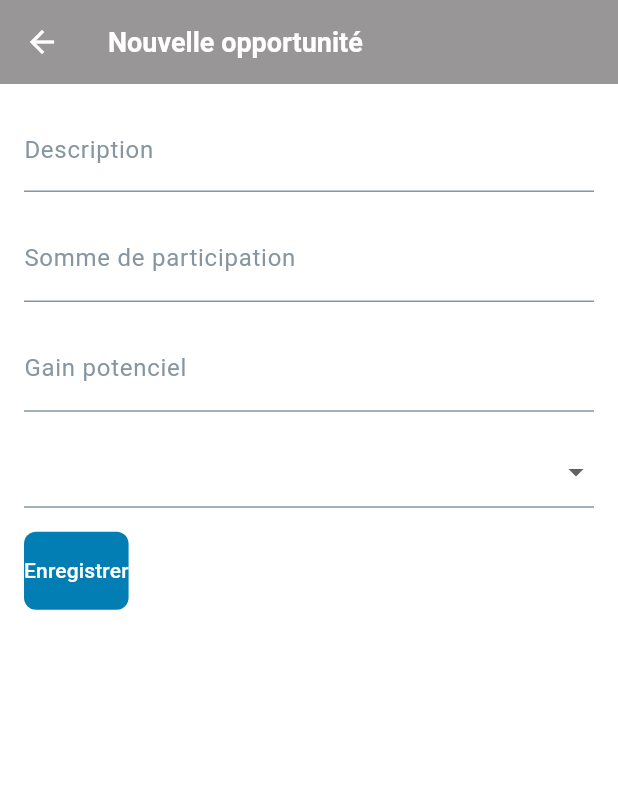
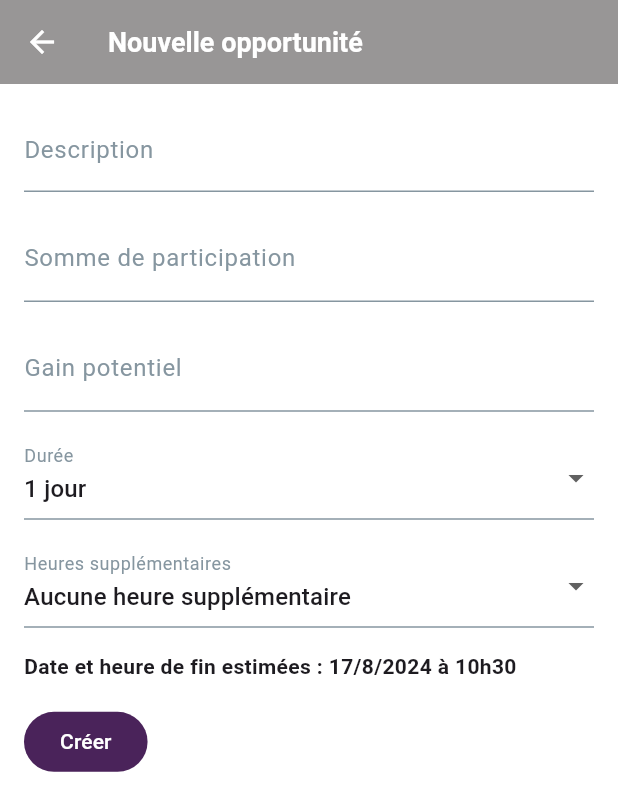
Before and after one commit to GytXDev/Centi-Cresendo, a Flutter app: the AddNewBet screen opened directly, on a phone screen of 412 x 824 dp. Shown: the top 811 px of the screen. Run offline on Flutter 3.47's test engine with Material 3 defaults, Android fonts, the phone set to English and light mode, and no system bars; our stand-ins replace cloud_firestore, firebase_auth, firebase_core, firebase_messaging, flutter_local_notifications, flutter_native_splash and 8 more; accounts and stored records are empty; project files that could hold a hidden picture were left out.

Commit message:
Versiion 4.1.2 of application

```diff
--- a/lib/auth/repository/auth_repository.dart
+++ b/lib/auth/repository/auth_repository.dart
@@ -277,7 +277,7 @@ class AuthRepository {
   }
 
   //Recharger le compte admin
-  Future<void> updateAdminBalance({
+  Future<void> updateBalance({
     required UserModel user,
     required double amountToAdd,
   }) async {
--- a/lib/features/bet/pages/add_new_bet.dart
+++ b/lib/features/bet/pages/add_new_bet.dart
@@ -27,6 +27,7 @@ class _AddNewBetState extends State<AddNewBet> {
   final TextEditingController _participationSumController =
       TextEditingController();
   Duration _selectedDuration = const Duration(days: 1);
+  Duration _selectedAdditionalHours = Duration.zero;
   late final UserModel user;
   final _betRepository = BetRepository(
     firestore: FirebaseFirestore.instance,
@@ -98,8 +99,21 @@ class _AddNewBetState extends State<AddNewBet> {
     }
   }
 
+  DateTime _calculateEndDate() {
+    final now = DateTime.now();
+    // Ajoutez la durée sélectionnée à la date et l'heure actuelles
+    final endDate = now.add(_selectedDuration);
+    // Ajoutez les heures supplémentaires à la date de fin
+    final endDateWithHours = endDate.add(_selectedAdditionalHours);
+    return endDateWithHours;
+  }
+
   @override
   Widget build(BuildContext context) {
+    final endDate = _calculateEndDate();
+    final endDateFormatted =
+        '${endDate.day}/${endDate.month}/${endDate.year} à ${endDate.hour}h${endDate.minute.toString().padLeft(2, '0')}';
+
     return Scaffold(
       appBar: AppBar(
         title: const Text('Nouvelle opportunité'),
@@ -134,7 +148,7 @@ class _AddNewBetState extends State<AddNewBet> {
             TextFormField(
               controller: _potentialGainController,
               decoration: InputDecoration(
-                labelText: 'Gain potenciel',
+                labelText: 'Gain potentiel',
                 prefixText: currencySymbol == '\$' ? '' : ' ',
                 suffix: SizedBox(
                   width: 48.0,
@@ -147,6 +161,7 @@ class _AddNewBetState extends State<AddNewBet> {
             ),
             const SizedBox(height: 16),
             DropdownButtonFormField<Duration>(
+              value: _selectedDuration,
               onChanged: (value) {
                 setState(() {
                   _selectedDuration = value!;
@@ -155,33 +170,68 @@ class _AddNewBetState extends State<AddNewBet> {
               items: const [
                 DropdownMenuItem(
                   value: Duration(days: 1),
-                  child: Text('1 day'),
+                  child: Text('1 jour'),
                 ),
                 DropdownMenuItem(
                   value: Duration(days: 2),
-                  child: Text('2 day'),
+                  child: Text('2 jours'),
                 ),
                 DropdownMenuItem(
                   value: Duration(days: 3),
-                  child: Text('3 day'),
+                  child: Text('3 jours'),
                 ),
                 DropdownMenuItem(
                   value: Duration(days: 4),
-                  child: Text('4 day'),
+                  child: Text('4 jours'),
                 ),
                 DropdownMenuItem(
                   value: Duration(days: 5),
-                  child: Text('5 day'),
+                  child: Text('5 jours'),
                 ),
                 DropdownMenuItem(
                   value: Duration(days: 6),
-                  child: Text('6 day'),
+                  child: Text('6 jours'),
                 ),
                 DropdownMenuItem(
                   value: Duration(days: 7),
-                  child: Text('1 week'),
+                  child: Text('1 semaine'),
                 ),
               ],
+              decoration: const InputDecoration(
+                labelText: 'Durée',
+              ),
+            ),
+            const SizedBox(height: 16),
+            DropdownButtonFormField<Duration>(
+              value: _selectedAdditionalHours,
+              onChanged: (value) {
+                setState(() {
+                  _selectedAdditionalHours = value!;
+                });
+              },
+              items: [
+                const DropdownMenuItem(
+                  value: Duration.zero,
+                  child: Text('Aucune heure supplémentaire'),
+                ),
+                ...List.generate(24, (index) {
+                  return DropdownMenuItem(
+                    value: Duration(hours: index + 1),
+                    child:
+                        Text('${index + 1} heure${(index + 1) > 1 ? 's' : ''}'),
+                  );
+                }).toList(),
+              ],
+              decoration: const InputDecoration(
+                labelText: 'Heures supplémentaires',
+              ),
+            ),
+            const SizedBox(height: 16),
+            Text(
+              'Date et heure de fin estimées : $endDateFormatted',
+              style: const TextStyle(
+                fontWeight: FontWeight.bold,
+              ),
             ),
             const SizedBox(height: 16),
             ElevatedButton(
@@ -222,7 +272,8 @@ class _AddNewBetState extends State<AddNewBet> {
                       participants: [],
                       winners: [],
                       creationDate: DateTime.now(),
-                      duration: _selectedDuration,
+                      duration: _selectedDuration + _selectedAdditionalHours,
+                      // Note : endDate n'est pas inclus ici
                     );
                     await _betRepository.addBet(newBet);
                     Navigator.pop(context);
@@ -234,17 +285,10 @@ class _AddNewBetState extends State<AddNewBet> {
                     print(e);
                   }
                 } else {
-                  print('Aucun utilisateur n\'est connecté');
+                  print('Aucun utilisateur connecté');
                 }
               },
-              style: ElevatedButton.styleFrom(
-                backgroundColor: Theme.of(context).colorScheme.secondary,
-                shape: RoundedRectangleBorder(
-                  borderRadius: BorderRadius.circular(8),
-                ),
-                padding: const EdgeInsets.symmetric(vertical: 16),
-              ),
-              child: const Text('Enregistrer'),
+              child: const Text('Créer'),
             ),
           ],
         ),
--- a/lib/home_section/deposit.dart
+++ b/lib/home_section/deposit.dart
@@ -150,7 +150,7 @@ class _DepositState extends State<Deposit> {
         }
 
         // Recharger directement le compte de l'administrateur sans passer par l'API
-        await authRepository.updateAdminBalance(
+        await authRepository.updateBalance(
           amountToAdd: amountToAdd,
           user: userModel,
         );
--- a/lib/home_section/withdrawal.dart
+++ b/lib/home_section/withdrawal.dart
@@ -353,7 +353,6 @@ class _WithDrawalState extends State<WithDrawal> {
                           keyboardType: TextInputType.number,
                           decoration: InputDecoration(
                             labelText: 'Montant',
-
                             prefixText: currencySymbol == '\$' ? '\$ ' : ' ',
                             suffix: SizedBox(
                               width: 48.0,
--- a/pubspec.yaml
+++ b/pubspec.yaml
@@ -16,7 +16,7 @@ publish_to: 'none' # Remove this line if you wish to publish to pub.dev
 # https://developer.apple.com/library/archive/documentation/General/Reference/InfoPlistKeyReference/Articles/CoreFoundationKeys.html
 # In Windows, build-name is used as the major, minor, and patch parts
 # of the product and file versions while build-number is used as the build suffix.
-version: 4.0.1
+version: 4.1.4
 
 environment:
   sdk: '>=3.2.3 <4.0.0'
```
Also changed, not shown: lib/features/withdrawal/repository/with_draw_request_repository.dart (+1 -12 lines), lib/features/withdrawal/widgets/withdrawal_request_card.dart (+79 -13 lines).
